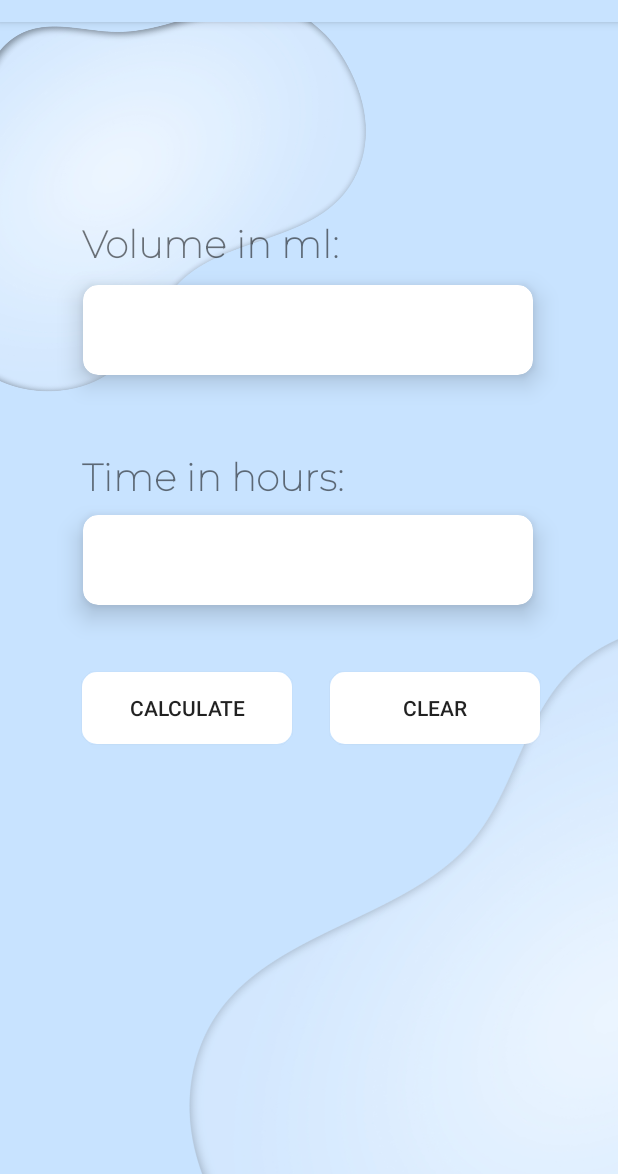
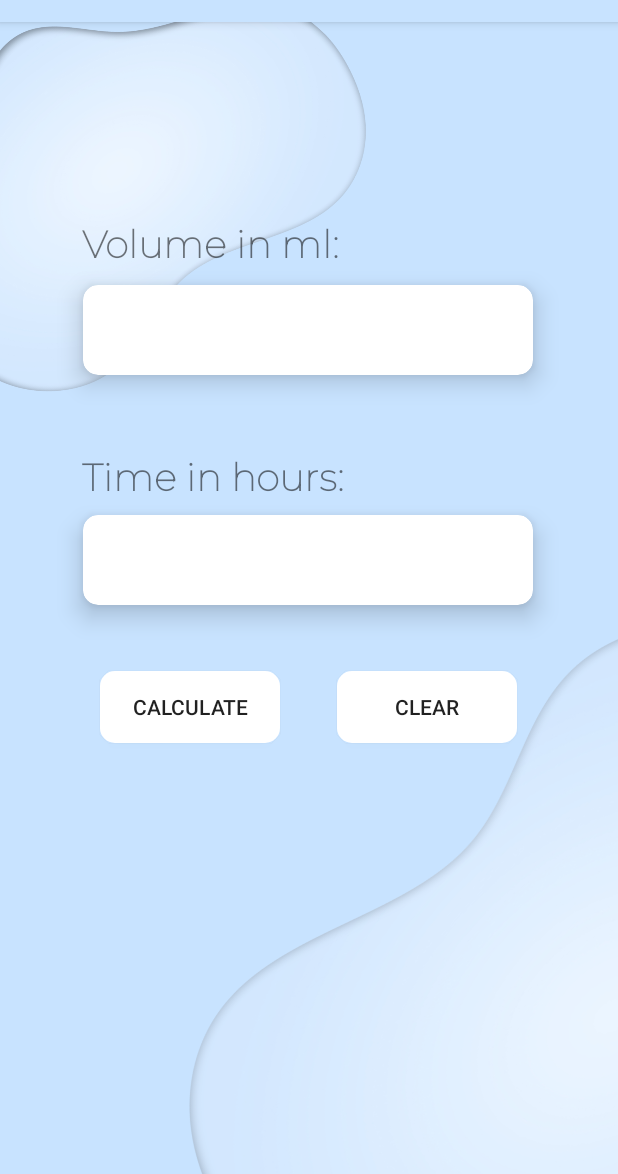
Before and after one commit to justineMD2002/Evermore, an Android app: the Calc_iv screen opened directly, with no data from a screen before it, on a phone screen of 412 x 824 dp, the part 62-1236 px from its top. Run offline under Robolectric (Android 15) with nearby library versions, the phone set to English and light mode, and no system bars.

Commit message:
Final for dday

```diff
--- a/app/src/main/java/com/example/evermore/Home.java
+++ b/app/src/main/java/com/example/evermore/Home.java
@@ -63,7 +63,7 @@ public class Home extends AppCompatActivity {
         // Set dialog width to 80% of screen width
         dialog.getWindow().setLayout((int) (width * 0.8), ViewGroup.LayoutParams.WRAP_CONTENT);
         dialog.setCancelable(false);
-        dialog.getWindow().getAttributes().windowAnimations = R.style.DialogAnimationn;
+        //dialog.getWindow().getAttributes().windowAnimations = R.style.DialogAnimationn;
 
         // Repeat for the second dialog
         dialog2 = new Dialog(Home.this);
--- a/app/src/main/res/layout/activity_calc_iv.xml
+++ b/app/src/main/res/layout/activity_calc_iv.xml
@@ -85,29 +85,30 @@
 
     <androidx.appcompat.widget.AppCompatButton
         android:id="@+id/btnCalc"
-        android:layout_width="140dp"
+        android:layout_width="120dp"
         android:layout_height="wrap_content"
+        android:layout_marginStart="16dp"
         android:background="@drawable/calc_btn_bg"
         android:text="Calculate"
         app:layout_constraintBottom_toBottomOf="parent"
-        app:layout_constraintEnd_toEndOf="parent"
-        app:layout_constraintHorizontal_bias="0.202"
+        app:layout_constraintEnd_toStartOf="@+id/btnClear"
+        app:layout_constraintHorizontal_bias="0.568"
         app:layout_constraintStart_toStartOf="parent"
         app:layout_constraintTop_toBottomOf="@+id/volume"
-        app:layout_constraintVertical_bias="0.134" />
+        app:layout_constraintVertical_bias="0.133" />
 
     <androidx.appcompat.widget.AppCompatButton
         android:id="@+id/btnClear"
-        android:layout_width="140dp"
+        android:layout_width="120dp"
         android:layout_height="wrap_content"
         android:background="@drawable/calc_btn_bg"
         android:text="Clear"
         app:layout_constraintBottom_toBottomOf="parent"
         app:layout_constraintEnd_toEndOf="parent"
-        app:layout_constraintHorizontal_bias="0.808"
+        app:layout_constraintHorizontal_bias="0.769"
         app:layout_constraintStart_toStartOf="parent"
         app:layout_constraintTop_toBottomOf="@+id/volume"
-        app:layout_constraintVertical_bias="0.134" />
+        app:layout_constraintVertical_bias="0.133" />
 
     <TextView
         android:id="@+id/tfRate"
```
Also changed, not shown: app/src/main/res/layout/activity_evermore_signup.xml (+22 -23 lines).
